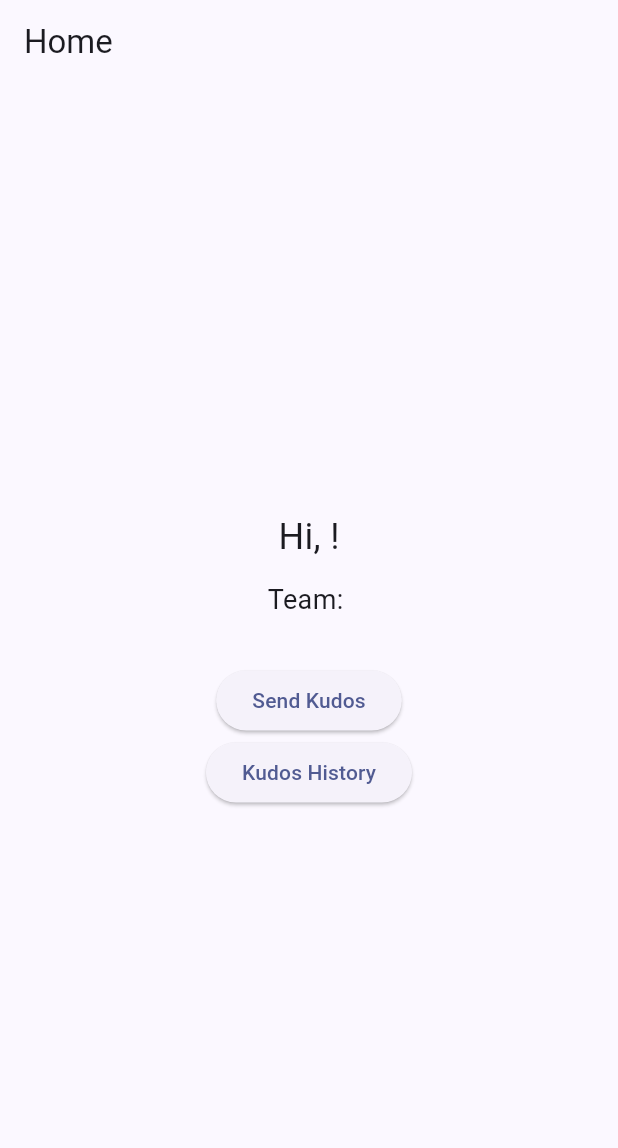
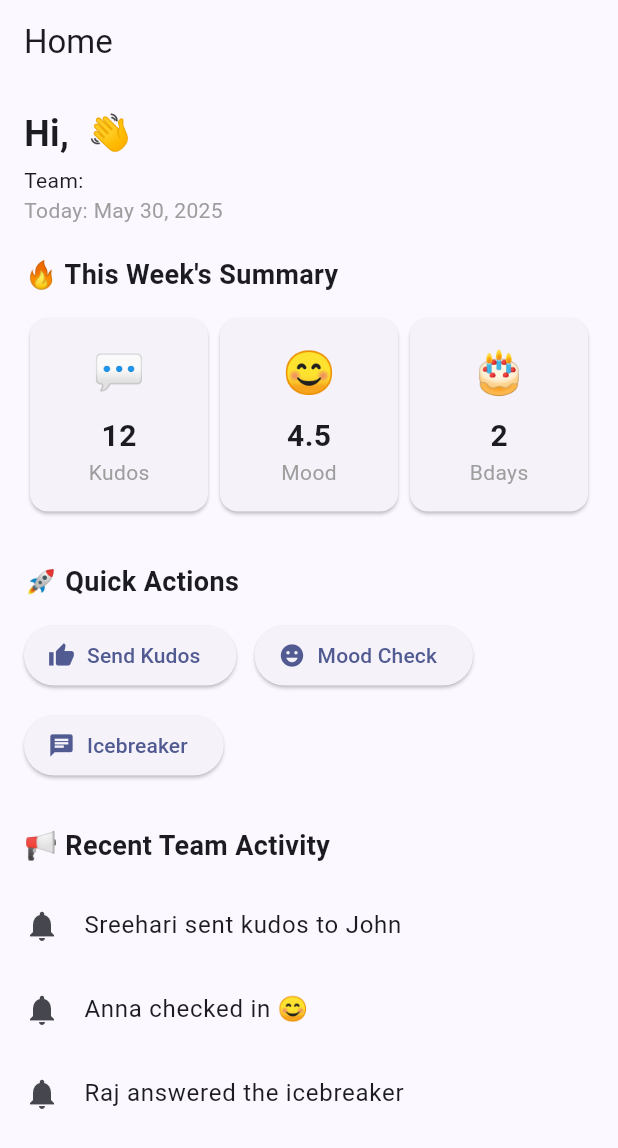
Before and after one commit to sreeharichunkz/workers_App, a Flutter app: the HomeScreen screen opened directly with empty values, on a phone screen of 412 x 824 dp. Shown: the top 1148 px of the screen. Run offline on Flutter 3.47's test engine with Material 3 defaults, Android fonts, the light colour scheme and no system bars; our stand-ins replace cloud_firestore, firebase_auth, firebase_core; accounts and stored records are empty.

Commit message:
Home Page updated

```diff
--- a/lib/main.dart
+++ b/lib/main.dart
@@ -1,9 +1,6 @@
 import 'package:flutter/material.dart';
 import 'package:firebase_core/firebase_core.dart';
 import 'screens/welcome_screen.dart';
-import 'screens/login_screen.dart';
-import 'screens/kudos_send_screen.dart';
-import 'screens/kudos_history_screen.dart';
 
 void main() async {
   WidgetsFlutterBinding.ensureInitialized();
@@ -17,19 +14,13 @@ class WorkersApp extends StatelessWidget {
   @override
   Widget build(BuildContext context) {
     return MaterialApp(
+      title: 'Workers App',
       debugShowCheckedModeBanner: false,
-      title: 'Workers App',
       theme: ThemeData(
         colorScheme: ColorScheme.fromSeed(seedColor: Colors.indigo),
         useMaterial3: true,
       ),
-      initialRoute: '/',
-      routes: {
-        '/': (context) => const WelcomeScreen(),
-        '/login': (context) => const LoginScreen(),
-        '/send-kudos': (context) => const KudosSendScreen(),
-        '/kudos-history': (context) => const KudosHistoryScreen(),
-      },
+      home: const WelcomeScreen(), // ✅ Set this as the entry point
     );
   }
 }
--- a/lib/screens/Login_screen.dart
+++ b/lib/screens/Login_screen.dart
@@ -1,6 +1,6 @@
 import 'package:flutter/material.dart';
 import 'package:cloud_firestore/cloud_firestore.dart';
-import 'home_screen.dart';
+import 'main_tab_screen.dart'; // ✅ make sure this import is present
 
 class LoginScreen extends StatefulWidget {
   const LoginScreen({super.key});
@@ -33,7 +33,8 @@ class _LoginScreenState extends State<LoginScreen> {
         Navigator.pushReplacement(
           context,
           MaterialPageRoute(
-            builder: (context) => HomeScreen(name: name, team: team, uid: uid),
+            builder:
+                (context) => MainTabScreen(name: name, team: team, uid: uid),
           ),
         );
       } else {
--- a/lib/screens/home_screen.dart
+++ b/lib/screens/home_screen.dart
@@ -1,5 +1,7 @@
-// lib/screens/home_screen.dart
 import 'package:flutter/material.dart';
+import 'package:intl/intl.dart';
+import 'kudos_send_screen.dart';
+import 'mood_checkin_screen.dart';
 
 class HomeScreen extends StatelessWidget {
   final String name;
@@ -13,37 +15,146 @@ class HomeScreen extends StatelessWidget {
     required this.uid,
   });
 
+  String getTodayDate() {
+    return DateFormat('MMMM dd, yyyy').format(DateTime.now());
+  }
+
   @override
   Widget build(BuildContext context) {
     return Scaffold(
       appBar: AppBar(title: const Text("Home")),
-      body: Center(
+      body: SingleChildScrollView(
+        padding: const EdgeInsets.all(16),
         child: Column(
-          mainAxisAlignment: MainAxisAlignment.center,
+          crossAxisAlignment: CrossAxisAlignment.start,
           children: [
-            Text('Hi, $name!', style: const TextStyle(fontSize: 24)),
+            // 👋 Greeting
+            Text(
+              'Hi, $name 👋',
+              style: const TextStyle(fontSize: 24, fontWeight: FontWeight.bold),
+            ),
+            const SizedBox(height: 4),
+            Text('Team: $team'),
+            Text(
+              'Today: ${getTodayDate()}',
+              style: const TextStyle(color: Colors.grey),
+            ),
+            const SizedBox(height: 20),
+
+            // 🔥 Summary Cards
+            const Text(
+              "🔥 This Week's Summary",
+              style: TextStyle(fontSize: 18, fontWeight: FontWeight.w600),
+            ),
             const SizedBox(height: 12),
-            Text('Team: $team', style: const TextStyle(fontSize: 18)),
+            Row(
+              mainAxisAlignment: MainAxisAlignment.spaceBetween,
+              children: [
+                _buildSummaryCard('💬', 'Kudos', '12'),
+                _buildSummaryCard('😊', 'Mood', '4.5'),
+                _buildSummaryCard('🎂', 'Bdays', '2'),
+              ],
+            ),
             const SizedBox(height: 30),
-            ElevatedButton(
+
+            // 🚀 Quick Actions
+            const Text(
+              "🚀 Quick Actions",
+              style: TextStyle(fontSize: 18, fontWeight: FontWeight.w600),
+            ),
+            const SizedBox(height: 12),
+            Wrap(
+              spacing: 12,
+              runSpacing: 12,
+              children: [
+                ElevatedButton.icon(
                   onPressed: () {
-                Navigator.pushNamed(
+                    Navigator.push(
                       context,
-                  '/send-kudos',
-                  arguments: {'uid': uid, 'name': name, 'team': team},
+                      MaterialPageRoute(
+                        builder:
+                            (context) => KudosSendScreen(uid: uid, name: name),
+                      ),
                     );
                   },
-              child: const Text("Send Kudos"),
+                  icon: const Icon(Icons.thumb_up),
+                  label: const Text("Send Kudos"),
                 ),
-            ElevatedButton(
+                ElevatedButton.icon(
                   onPressed: () {
-                Navigator.pushNamed(context, '/kudos-history');
+                    Navigator.push(
+                      context,
+                      MaterialPageRoute(
+                        builder:
+                            (context) =>
+                                MoodCheckinScreen(uid: uid, name: name),
+                      ),
+                    );
                   },
-              child: const Text("Kudos History"),
+                  icon: const Icon(Icons.emoji_emotions),
+                  label: const Text("Mood Check"),
                 ),
+                ElevatedButton.icon(
+                  onPressed: () {
+                    // TODO: Implement icebreaker
+                    ScaffoldMessenger.of(context).showSnackBar(
+                      const SnackBar(content: Text("Coming soon!")),
+                    );
+                  },
+                  icon: const Icon(Icons.chat),
+                  label: const Text("Icebreaker"),
+                ),
+              ],
+            ),
+            const SizedBox(height: 30),
+
+            // 📢 Recent Team Activity
+            const Text(
+              "📢 Recent Team Activity",
+              style: TextStyle(fontSize: 18, fontWeight: FontWeight.w600),
+            ),
+            const SizedBox(height: 12),
+            _buildActivityItem('Sreehari sent kudos to John'),
+            _buildActivityItem('Anna checked in 😊'),
+            _buildActivityItem('Raj answered the icebreaker'),
           ],
         ),
       ),
     );
   }
+
+  Widget _buildSummaryCard(String emoji, String label, String value) {
+    return Expanded(
+      child: Card(
+        child: Padding(
+          padding: const EdgeInsets.symmetric(vertical: 16, horizontal: 8),
+          child: Column(
+            children: [
+              Text(emoji, style: const TextStyle(fontSize: 28)),
+              const SizedBox(height: 8),
+              Text(
+                value,
+                style: const TextStyle(
+                  fontSize: 20,
+                  fontWeight: FontWeight.bold,
+                ),
+              ),
+              Text(
+                label,
+                style: const TextStyle(fontSize: 14, color: Colors.grey),
+              ),
+            ],
+          ),
+        ),
+      ),
+    );
   }
+
+  Widget _buildActivityItem(String text) {
+    return ListTile(
+      contentPadding: EdgeInsets.zero,
+      leading: const Icon(Icons.notifications),
+      title: Text(text),
+    );
+  }
+}
--- a/pubspec.yaml
+++ b/pubspec.yaml
@@ -33,6 +33,7 @@ dependencies:
   firebase_core: ^3.13.1
   cloud_firestore: ^5.6.8
   firebase_auth: ^5.5.4
+  intl: ^0.20.2
 
   # The following adds the Cupertino Icons font to your application.
   # Use with the CupertinoIcons class for iOS style icons.
```
Also changed, not shown: lib/screens/kudos_history_screen.dart (+19 -2 lines), lib/screens/kudos_send_screen.dart (+28 -37 lines), lib/screens/main_tab_screen.dart (added, +48 -0 lines), lib/screens/mood_checkin_screen.dart (added, +90 -0 lines), lib/screens/profile_screen.dart (added, +23 -0 lines), pubspec.lock. Lines whose indentation alone changed are shown as unchanged.
